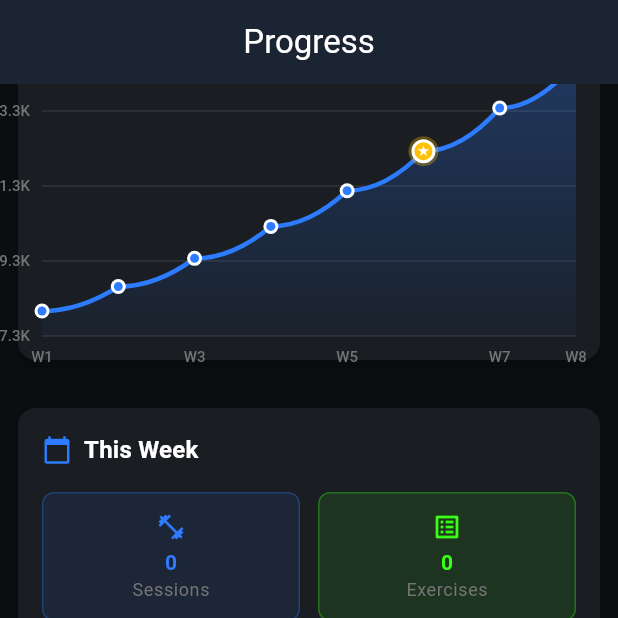
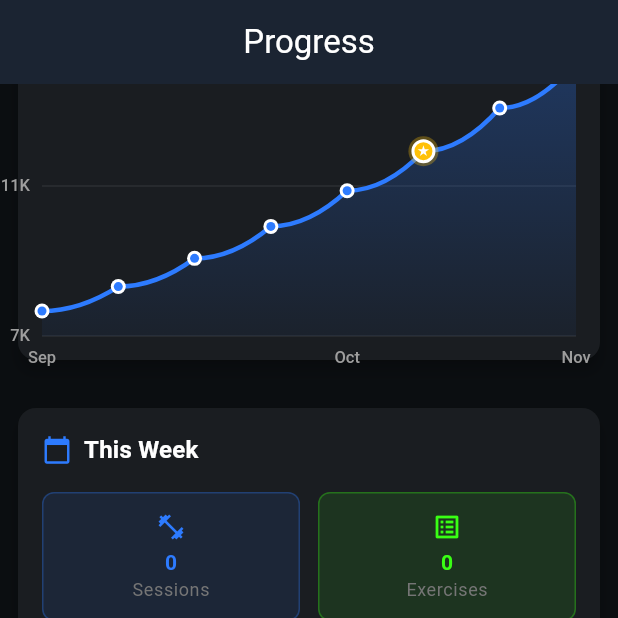
Before and after one commit to Johan2659/GymHockeyTraining, a Flutter app: the ModernProgressScreen screen opened by its route, scrolled down 1063 dp, on a phone screen of 412 x 824 dp, the top half of it. Run offline on Flutter 3.47's test engine with Material 3 defaults, Android fonts, the phone set to English and light mode, and no system bars; our stand-ins replace flutter_riverpod, flutter_secure_storage, go_router, hive, hive_flutter, logger and 3 more; accounts and stored records are empty; generated files the repository leaves out were written again.

Commit message:
Progress : Graph improved for performance

```diff
--- a/lib/features/progress/presentation/modern_progress_screen.dart
+++ b/lib/features/progress/presentation/modern_progress_screen.dart
@@ -823,279 +823,7 @@ class ModernProgressScreen extends ConsumerWidget {
   // =============================================================================
 
   Widget _buildPerformanceEvolutionSection(BuildContext context, WidgetRef ref) {
-    // Mock data for demonstration - replace with real data from your database
-    final List<PerformanceDataPoint> performanceData = _generateMockPerformanceData();
-
-    return Card(
-      child: Padding(
-        padding: const EdgeInsets.all(16),
-        child: Column(
-          crossAxisAlignment: CrossAxisAlignment.start,
-          children: [
-            Row(
-              mainAxisAlignment: MainAxisAlignment.spaceBetween,
-              children: [
-                Row(
-                  children: [
-                    Icon(Icons.trending_up, color: AppTheme.primaryColor, size: 24),
-                    const SizedBox(width: 10),
-                    Text(
-                      'Performance Evolution',
-                      style: Theme.of(context).textTheme.titleLarge?.copyWith(
-                        fontWeight: FontWeight.bold,
-                        color: AppTheme.primaryColor,
-                      ),
-                    ),
-                  ],
-                ),
-              ],
-            ),
-
-            const SizedBox(height: 8),
-
-            Text(
-              'Track your strength gains over time',
-              style: Theme.of(context).textTheme.bodySmall?.copyWith(
-                color: Colors.grey[400],
-              ),
-            ),
-
-            const SizedBox(height: 20),
-
-            // Stats summary
-            Row(
-              children: [
-                Expanded(
-                  child: _buildPerformanceStatTile(
-                    context,
-                    'Total Volume',
-                    '12.5K kg',
-                    '+15%',
-                    Icons.fitness_center,
-                    Colors.blue,
-                    isPositive: true,
-                  ),
-                ),
-                const SizedBox(width: 12),
-                Expanded(
-                  child: _buildBestLiftTile(
-                    context,
-                    'Squat',
-                    '125 kg',
-                    'Nov 1, 2025',
-                    Icons.military_tech,
-                    Colors.amber,
-                  ),
-                ),
-              ],
-            ),
-
-            const SizedBox(height: 20),
-
-            // Time period selector
-            Row(
-              mainAxisAlignment: MainAxisAlignment.center,
-              children: [
-                _buildTimePeriodChip(context, 'Week', isSelected: false),
-                const SizedBox(width: 8),
-                _buildTimePeriodChip(context, 'Month', isSelected: true),
-                const SizedBox(width: 8),
-                _buildTimePeriodChip(context, 'Year', isSelected: false),
-              ],
-            ),
-
-            const SizedBox(height: 20),
-
-            // Performance graph
-            SizedBox(
-              height: 200,
-              child: CustomPaint(
-                size: const Size(double.infinity, 200),
-                painter: PerformanceGraphPainter(
-                  dataPoints: performanceData,
-                  color: AppTheme.primaryColor,
-                  bestLiftIndex: 5, // Index of the best lift in the data
-                  bestLiftColor: Colors.amber,
-                ),
-              ),
-            ),
-          ],
-        ),
-      ),
-    );
-  }
-
-  Widget _buildPerformanceStatTile(
-    BuildContext context,
-    String label,
-    String value,
-    String change,
-    IconData icon,
-    Color color, {
-    required bool isPositive,
-  }) {
-    return Container(
-      padding: const EdgeInsets.all(12),
-      decoration: BoxDecoration(
-        color: color.withOpacity(0.1),
-        borderRadius: BorderRadius.circular(12),
-        border: Border.all(color: color.withOpacity(0.3)),
-      ),
-      child: Column(
-        crossAxisAlignment: CrossAxisAlignment.start,
-        children: [
-          Row(
-            children: [
-              Icon(icon, size: 18, color: color),
-              const SizedBox(width: 6),
-              Text(
-                label,
-                style: TextStyle(
-                  fontSize: 12,
-                  color: Colors.grey[400],
-                  fontWeight: FontWeight.w500,
-                ),
-              ),
-            ],
-          ),
-          const SizedBox(height: 8),
-          Text(
-            value,
-            style: TextStyle(
-              fontSize: 20,
-              fontWeight: FontWeight.bold,
-              color: color,
-            ),
-          ),
-          const SizedBox(height: 4),
-          Row(
-            children: [
-              Icon(
-                isPositive ? Icons.arrow_upward : Icons.arrow_downward,
-                size: 12,
-                color: isPositive ? Colors.green : Colors.red,
-              ),
-              const SizedBox(width: 4),
-              Text(
-                change,
-                style: TextStyle(
-                  fontSize: 11,
-                  color: isPositive ? Colors.green : Colors.red,
-                  fontWeight: FontWeight.w600,
-                ),
-              ),
-            ],
-          ),
-        ],
-      ),
-    );
-  }
-
-  Widget _buildBestLiftTile(
-    BuildContext context,
-    String exerciseName,
-    String weight,
-    String date,
-    IconData icon,
-    Color color,
-  ) {
-    return Container(
-      padding: const EdgeInsets.all(12),
-      decoration: BoxDecoration(
-        color: color.withOpacity(0.1),
-        borderRadius: BorderRadius.circular(12),
-        border: Border.all(color: color.withOpacity(0.3)),
-      ),
-      child: Column(
-        crossAxisAlignment: CrossAxisAlignment.start,
-        children: [
-          Row(
-            children: [
-              Icon(icon, size: 18, color: color),
-              const SizedBox(width: 6),
-              Text(
-                'Best Lift',
-                style: TextStyle(
-                  fontSize: 12,
-                  color: Colors.grey[400],
-                  fontWeight: FontWeight.w500,
-                ),
-              ),
-            ],
-          ),
-          const SizedBox(height: 8),
-          Text(
-            weight,
-            style: TextStyle(
-              fontSize: 20,
-              fontWeight: FontWeight.bold,
-              color: color,
-            ),
-          ),
-          const SizedBox(height: 4),
-          Text(
-            exerciseName,
-            style: TextStyle(
-              fontSize: 12,
-              color: Colors.grey[300],
-              fontWeight: FontWeight.w600,
-            ),
-          ),
-          const SizedBox(height: 2),
-          Row(
-            children: [
-              Icon(Icons.calendar_today, size: 10, color: Colors.grey[500]),
-              const SizedBox(width: 4),
-              Text(
-                date,
-                style: TextStyle(
-                  fontSize: 10,
-                  color: Colors.grey[500],
-                ),
-              ),
-            ],
-          ),
-        ],
-      ),
-    );
-  }
-
-  Widget _buildTimePeriodChip(BuildContext context, String label, {required bool isSelected}) {
-    return GestureDetector(
-      onTap: () {
-        // TODO: Implement time period change
-      },
-      child: Container(
-        padding: const EdgeInsets.symmetric(horizontal: 16, vertical: 8),
-        decoration: BoxDecoration(
-          color: isSelected ? AppTheme.primaryColor : Colors.transparent,
-          borderRadius: BorderRadius.circular(20),
-          border: Border.all(
-            color: isSelected ? AppTheme.primaryColor : Colors.grey[700]!,
-            width: 1.5,
-          ),
-        ),
-        child: Text(
-          label,
-          style: TextStyle(
-            fontSize: 13,
-            fontWeight: FontWeight.w600,
-            color: isSelected ? Colors.white : Colors.grey[400],
-          ),
-        ),
-      ),
-    );
-  }
-
-  List<PerformanceDataPoint> _generateMockPerformanceData() {
-    // Generate sample data for the last 8 weeks
-    final now = DateTime.now();
-    return List.generate(8, (index) {
-      return PerformanceDataPoint(
-        date: now.subtract(Duration(days: (7 - index) * 7)),
-        value: 8000 + (index * 600) + (index * index * 50), // Simulated progressive growth
-      );
-    });
+    return _PerformanceEvolutionWidget();
   }
 
   Widget _buildTrainingBalanceSection(BuildContext context, WidgetRef ref) {
@@ -2391,12 +2119,14 @@ class PerformanceGraphPainter extends CustomPainter {
   final Color color;
   final int? bestLiftIndex; // Index of the best lift point
   final Color bestLiftColor;
+  final String period; // 'Week', 'Month', or 'Year' to format labels accordingly
 
   PerformanceGraphPainter({
     required this.dataPoints,
     required this.color,
     this.bestLiftIndex,
     this.bestLiftColor = Colors.amber,
+    this.period = 'Month',
   });
 
   @override
@@ -2427,12 +2157,12 @@ class PerformanceGraphPainter extends CustomPainter {
 
   void _drawGrid(Canvas canvas, Size size, double minValue, double maxValue) {
     final gridPaint = Paint()
-      ..color = Colors.white.withOpacity(0.1)
+      ..color = Colors.white.withOpacity(0.08)
       ..strokeWidth = 1;
 
-    // Draw horizontal grid lines (5 lines)
-    for (int i = 0; i <= 4; i++) {
-      final y = size.height * i / 4;
+    // Draw horizontal grid lines (3 lines to match the labels)
+    for (int i = 0; i <= 2; i++) {
+      final y = size.height * i / 2;
       canvas.drawLine(
         Offset(0, y),
         Offset(size.width, y),
@@ -2571,17 +2301,40 @@ class PerformanceGraphPainter extends CustomPainter {
   }
 
   void _drawLabels(Canvas canvas, Size size, double minValue, double maxValue) {
-    // Draw week labels at the bottom
+    final monthNames = ['Jan', 'Feb', 'Mar', 'Apr', 'May', 'Jun',
+                        'Jul', 'Aug', 'Sep', 'Oct', 'Nov', 'Dec'];
+
+    // Draw date labels at the bottom (show first, middle, last)
     for (int i = 0; i < dataPoints.length; i++) {
-      if (i % 2 == 0 || i == dataPoints.length - 1) { // Show every other label + last
+      // Only show first, middle, and last labels to avoid clutter
+      if (i == 0 || i == dataPoints.length ~/ 2 || i == dataPoints.length - 1) {
         final x = (size.width / (dataPoints.length - 1)) * i;
-
-        final weekLabel = 'W${i + 1}';
+        final date = dataPoints[i].date;
+
+        // Format label based on selected period
+        String dateLabel;
+        switch (period) {
+          case 'Week':
+            // Show "Nov 1" format for days
+            dateLabel = '${monthNames[date.month - 1]} ${date.day}';
+            break;
+          case 'Month':
+            // Show only month name for weeks/months
+            dateLabel = monthNames[date.month - 1];
+            break;
+          case 'Year':
+            // Show only year for yearly view
+            dateLabel = '${date.year}';
+            break;
+          default:
+            dateLabel = '${monthNames[date.month - 1]} ${date.day}';
+        }
+
         final textSpan = TextSpan(
-          text: weekLabel,
+          text: dateLabel,
           style: TextStyle(
-            color: Colors.grey[600],
-            fontSize: 10,
+            color: Colors.grey[500],
+            fontSize: 11,
             fontWeight: FontWeight.w500,
           ),
         );
@@ -2600,17 +2353,24 @@ class PerformanceGraphPainter extends CustomPainter {
       }
     }
 
-    // Draw value labels on the left
-    for (int i = 0; i <= 4; i++) {
-      final value = minValue + (maxValue - minValue) * (4 - i) / 4;
-      final y = size.height * i / 4;
-
-      final valueText = '${(value / 1000).toStringAsFixed(1)}K';
+    // Draw value labels on the left (show only 3 values: min, mid, max)
+    for (int i = 0; i <= 2; i++) {
+      final value = minValue + (maxValue - minValue) * (2 - i) / 2;
+      final y = size.height * i / 2;
+
+      // Format value in a friendly way
+      String valueText;
+      if (value >= 1000) {
+        valueText = '${(value / 1000).toStringAsFixed(0)}K';
+      } else {
+        valueText = '${value.toInt()}';
+      }
+
       final textSpan = TextSpan(
         text: valueText,
         style: TextStyle(
-          color: Colors.grey[600],
-          fontSize: 10,
+          color: Colors.grey[500],
+          fontSize: 11,
           fontWeight: FontWeight.w500,
         ),
       );
@@ -2638,3 +2398,320 @@ class PerformanceGraphPainter extends CustomPainter {
     return dataPoints != oldDelegate.dataPoints;
   }
 }
+
+// =============================================================================
+// Stateful Performance Evolution Widget
+// =============================================================================
+
+class _PerformanceEvolutionWidget extends StatefulWidget {
+  @override
+  State<_PerformanceEvolutionWidget> createState() => _PerformanceEvolutionWidgetState();
+}
+
+class _PerformanceEvolutionWidgetState extends State<_PerformanceEvolutionWidget> {
+  String _selectedPeriod = 'Month'; // 'Week', 'Month', or 'Year'
+
+  List<PerformanceDataPoint> _generatePerformanceData(String period) {
+    final now = DateTime.now();
+
+    switch (period) {
+      case 'Week':
+        // Last 7 days
+        return List.generate(7, (index) {
+          return PerformanceDataPoint(
+            date: now.subtract(Duration(days: 6 - index)),
+            value: 1500 + (index * 100) + (index * index * 10),
+          );
+        });
+
+      case 'Month':
+        // Last 8 weeks
+        return List.generate(8, (index) {
+          return PerformanceDataPoint(
+            date: now.subtract(Duration(days: (7 - index) * 7)),
+            value: 8000 + (index * 600) + (index * index * 50),
+          );
+        });
+
+      case 'Year':
+        // Last 12 months
+        return List.generate(12, (index) {
+          return PerformanceDataPoint(
+            date: DateTime(now.year, now.month - (11 - index), 1),
+            value: 30000 + (index * 2500) + (index * index * 200),
+          );
+        });
+
+      default:
+        return [];
+    }
+  }
+
+  Widget _buildTimePeriodChip(String label, {required bool isSelected}) {
+    return GestureDetector(
+      onTap: () {
+        setState(() {
+          _selectedPeriod = label;
+        });
+      },
+      child: Container(
+        padding: const EdgeInsets.symmetric(horizontal: 16, vertical: 8),
+        decoration: BoxDecoration(
+          color: isSelected ? AppTheme.primaryColor : Colors.transparent,
+          borderRadius: BorderRadius.circular(20),
+          border: Border.all(
+            color: isSelected ? AppTheme.primaryColor : Colors.grey[700]!,
+            width: 1.5,
+          ),
+        ),
+        child: Text(
+          label,
+          style: TextStyle(
+            fontSize: 13,
+            fontWeight: FontWeight.w600,
+            color: isSelected ? Colors.white : Colors.grey[400],
+          ),
+        ),
+      ),
+    );
+  }
+
+  Widget _buildPerformanceStatTile(
+    BuildContext context,
+    String label,
+    String value,
+    String change,
+    IconData icon,
+    Color color, {
+    required bool isPositive,
+  }) {
+    return Container(
+      padding: const EdgeInsets.all(12),
+      decoration: BoxDecoration(
+        color: color.withOpacity(0.1),
+        borderRadius: BorderRadius.circular(12),
+        border: Border.all(color: color.withOpacity(0.3)),
+      ),
+      child: Column(
+        crossAxisAlignment: CrossAxisAlignment.start,
+        children: [
+          Row(
+            children: [
+              Icon(icon, size: 18, color: color),
+              const SizedBox(width: 6),
+              Text(
+                label,
+                style: TextStyle(
+                  fontSize: 12,
+                  color: Colors.grey[400],
+                  fontWeight: FontWeight.w500,
+                ),
+              ),
+            ],
+          ),
+          const SizedBox(height: 8),
+          Text(
+            value,
+            style: TextStyle(
+              fontSize: 20,
+              fontWeight: FontWeight.bold,
+              color: color,
+            ),
+          ),
+          const SizedBox(height: 4),
+          Row(
+            children: [
+              Icon(
+                isPositive ? Icons.arrow_upward : Icons.arrow_downward,
+                size: 12,
+                color: isPositive ? Colors.green : Colors.red,
+              ),
+              const SizedBox(width: 4),
+              Text(
+                change,
+                style: TextStyle(
+                  fontSize: 11,
+                  color: isPositive ? Colors.green : Colors.red,
+                  fontWeight: FontWeight.w600,
+                ),
+              ),
+            ],
+          ),
+        ],
+      ),
+    );
+  }
+
+  Widget _buildBestLiftTile(
+    BuildContext context,
+    String exerciseName,
+    String weight,
+    String date,
+    IconData icon,
+    Color color,
+  ) {
+    return Container(
+      padding: const EdgeInsets.all(12),
+      decoration: BoxDecoration(
+        color: color.withOpacity(0.1),
+        borderRadius: BorderRadius.circular(12),
+        border: Border.all(color: color.withOpacity(0.3)),
+      ),
+      child: Column(
+        crossAxisAlignment: CrossAxisAlignment.start,
+        children: [
+          Row(
+            children: [
+              Icon(icon, size: 18, color: color),
+              const SizedBox(width: 6),
+              Text(
+                'Best Lift',
+                style: TextStyle(
+                  fontSize: 12,
+                  color: Colors.grey[400],
+                  fontWeight: FontWeight.w500,
+                ),
+              ),
+            ],
+          ),
+          const SizedBox(height: 8),
+          Text(
+            weight,
+            style: TextStyle(
+              fontSize: 20,
+              fontWeight: FontWeight.bold,
+              color: color,
+            ),
+          ),
+          const SizedBox(height: 4),
+          Text(
+            exerciseName,
+            style: TextStyle(
+              fontSize: 12,
+              color: Colors.grey[300],
+              fontWeight: FontWeight.w600,
+            ),
+          ),
+          const SizedBox(height: 2),
+          Row(
+            children: [
+              Icon(Icons.calendar_today, size: 10, color: Colors.grey[500]),
+              const SizedBox(width: 4),
+              Text(
+                date,
+                style: TextStyle(
+                  fontSize: 10,
+                  color: Colors.grey[500],
+                ),
+              ),
+            ],
+          ),
+        ],
+      ),
+    );
+  }
+
+  @override
+  Widget build(BuildContext context) {
+    final List<PerformanceDataPoint> performanceData = _generatePerformanceData(_selectedPeriod);
+
+    return Card(
+      child: Padding(
+        padding: const EdgeInsets.all(16),
+        child: Column(
+          crossAxisAlignment: CrossAxisAlignment.start,
+          children: [
+            Row(
+              mainAxisAlignment: MainAxisAlignment.spaceBetween,
+              children: [
+                Row(
+                  children: [
+                    Icon(Icons.trending_up, color: AppTheme.primaryColor, size: 24),
+                    const SizedBox(width: 10),
+                    Text(
+                      'Performance Evolution',
+                      style: Theme.of(context).textTheme.titleLarge?.copyWith(
+                        fontWeight: FontWeight.bold,
+                        color: AppTheme.primaryColor,
+                      ),
+                    ),
+                  ],
+                ),
+              ],
+            ),
+
+            const SizedBox(height: 8),
+
+            Text(
+              'Track your strength gains over time',
+              style: Theme.of(context).textTheme.bodySmall?.copyWith(
+                color: Colors.grey[400],
+              ),
+            ),
+
+            const SizedBox(height: 20),
+
+            // Stats summary
+            Row(
+              children: [
+                Expanded(
+                  child: _buildPerformanceStatTile(
+                    context,
+                    'Total Volume',
+                    '12.5K kg',
+                    '+15%',
+                    Icons.fitness_center,
+                    Colors.blue,
+                    isPositive: true,
+                  ),
+                ),
+                const SizedBox(width: 12),
+                Expanded(
+                  child: _buildBestLiftTile(
+                    context,
+                    'Squat',
+                    '125 kg',
+                    'Nov 1, 2025',
+                    Icons.military_tech,
+                    Colors.amber,
+                  ),
+                ),
+              ],
+            ),
+
+            const SizedBox(height: 20),
+
+            // Time period selector
+            Row(
+              mainAxisAlignment: MainAxisAlignment.center,
+              children: [
+                _buildTimePeriodChip('Week', isSelected: _selectedPeriod == 'Week'),
+                const SizedBox(width: 8),
+                _buildTimePeriodChip('Month', isSelected: _selectedPeriod == 'Month'),
+                const SizedBox(width: 8),
+                _buildTimePeriodChip('Year', isSelected: _selectedPeriod == 'Year'),
+              ],
+            ),
+
+            const SizedBox(height: 20),
+
+            // Performance graph
+            SizedBox(
+              height: 200,
+              child: CustomPaint(
+                size: const Size(double.infinity, 200),
+                painter: PerformanceGraphPainter(
+                  dataPoints: performanceData,
+                  color: AppTheme.primaryColor,
+                  bestLiftIndex: 5, // Index of the best lift in the data
+                  bestLiftColor: Colors.amber,
+                  period: _selectedPeriod, // Pass the selected period for label formatting
+                ),
+              ),
+            ),
+          ],
+        ),
+      ),
+    );
+  }
+}
```
